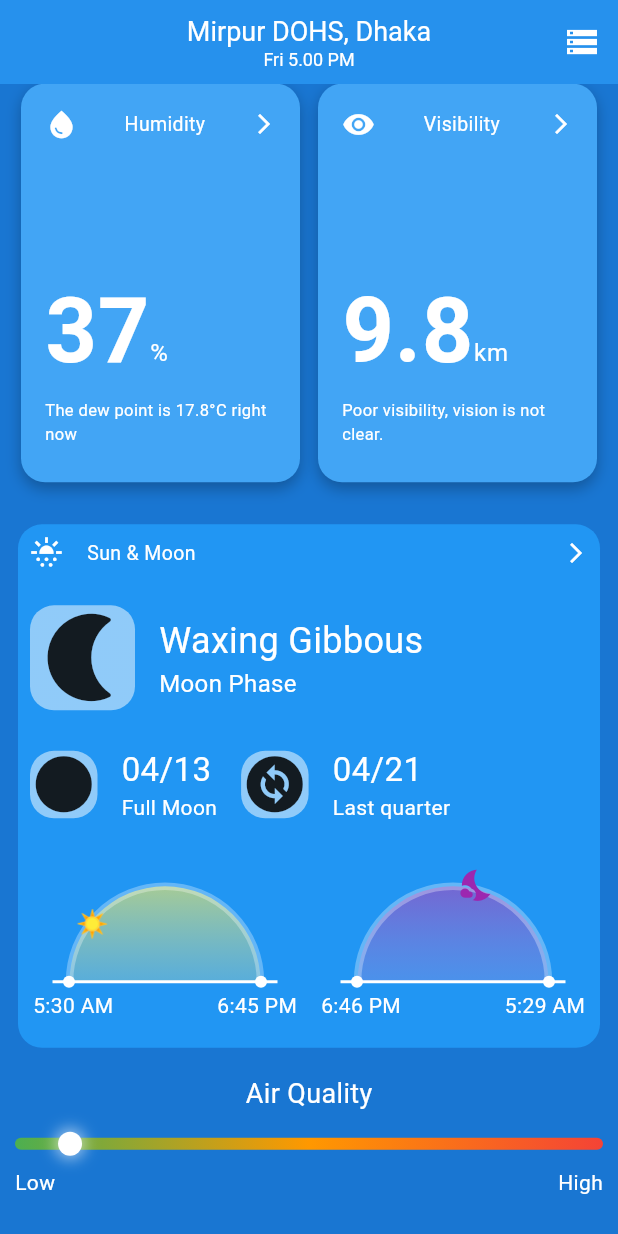
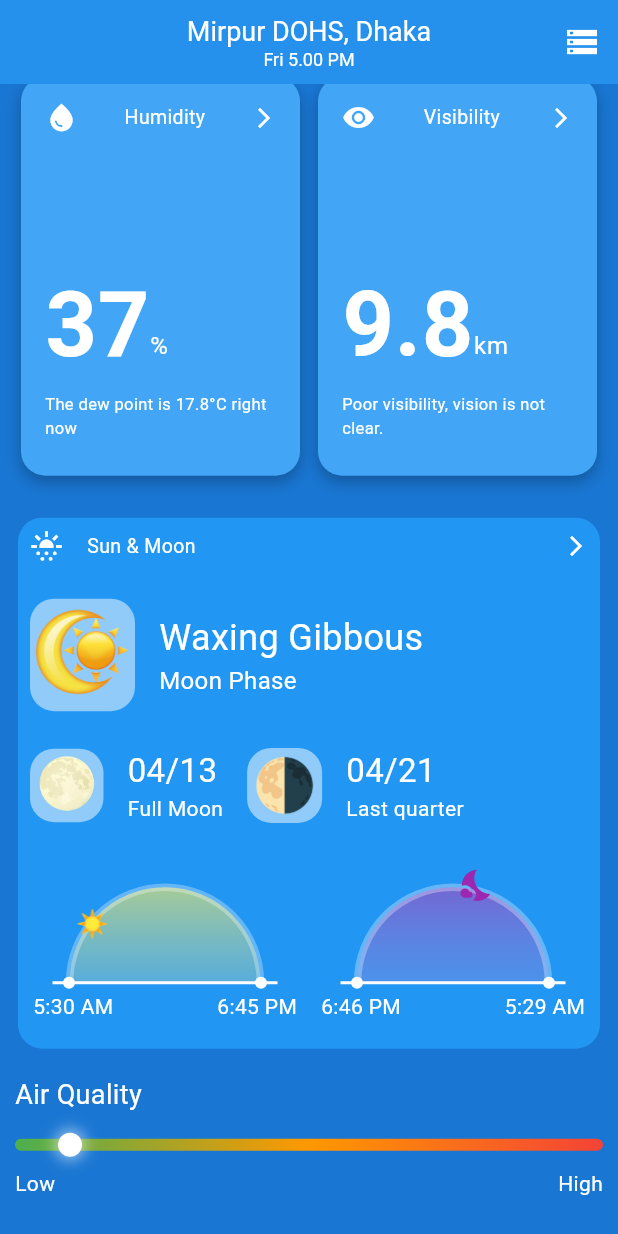
Before and after one commit to SadakatulShakil/WeatherApp-Animated-tools, a Flutter app: the screen it shows after launch, scrolled down 1728 dp, on a phone screen of 412 x 824 dp. Run offline on Flutter 3.47's test engine with Material 3 defaults, Android fonts, the phone set to English and light mode, and no system bars; our stand-ins replace fl_chart, flutter_svg, syncfusion_flutter_gauges, visibility_detector, weather_icons.

Commit message:
Sun Moon Icon set up and air quality animation update

```diff
--- a/lib/view/screens/home_page.dart
+++ b/lib/view/screens/home_page.dart
@@ -42,7 +42,7 @@ class _WeatherHomePageState extends State<WeatherHomePage> {
   @override
   Widget build(BuildContext context) {
     final now = TimeOfDay.now();
-    final isNight = now.hour < 6 || now.hour > 16;
+    final isNight = now.hour < 6 || now.hour > 18;
     print('checkDayNight: ${now.hour}');
     return Scaffold(
       backgroundColor: Colors.blue.shade700,
--- a/lib/view/widgets/air_quality_animation.dart
+++ b/lib/view/widgets/air_quality_animation.dart
@@ -48,9 +48,9 @@ class _AirQualityWidgetState extends State<AirQualityWidget> with SingleTickerPr
     final width = MediaQuery.of(context).size.width;
 
     return Column(
-      crossAxisAlignment: CrossAxisAlignment.center,
+      crossAxisAlignment: CrossAxisAlignment.start,
       children: [
-        const Text('Air Quality', style: TextStyle(color: Colors.white, fontSize: 18)),
+        Text('Air Quality', style: TextStyle(color: Colors.white, fontSize: 18)),
         const SizedBox(height: 10),
         VisibilityDetector(
           key: const Key("air_quality"),
--- a/lib/view/widgets/sun_and_moon_widget.dart
+++ b/lib/view/widgets/sun_and_moon_widget.dart
@@ -64,7 +64,7 @@ class SunAndMoonWidget extends StatelessWidget {
                       end: Alignment.bottomCenter,
                     ),
                   ),
-                  child: Icon(Icons.nightlight_rounded, size: 70,),
+                  child: Image.asset('assets/sun_moon.png', width: 70, height: 75,),
                 ),
               ),
               Padding(
@@ -95,7 +95,10 @@ class SunAndMoonWidget extends StatelessWidget {
                           end: Alignment.bottomCenter,
                         ),
                       ),
-                      child: Icon(Icons.circle, size: 45,),
+                      child: Padding(
+                        padding: const EdgeInsets.all(2.0),
+                        child: Image.asset('assets/full_moon.png', width: 45, height: 45,),
+                      )
                     ),
                   ),
                   Padding(
@@ -123,7 +126,10 @@ class SunAndMoonWidget extends StatelessWidget {
                           end: Alignment.bottomCenter,
                         ),
                       ),
-                      child: Icon(Icons.change_circle_sharp, size: 45,),
+                      child: Padding(
+                        padding: const EdgeInsets.all(5.0),
+                        child: Image.asset('assets/last_quarter.png', width: 40, height: 40,),
+                      )
                     ),
                   ),
                   Padding(
--- a/pubspec.yaml
+++ b/pubspec.yaml
@@ -65,6 +65,7 @@ flutter:
   # the material Icons class.
   uses-material-design: true
   assets:
+    - assets/
     - assets/day.jpg
     - assets/night.jpg
 
```
Also changed, not shown: assets/full_moon.png (added), assets/last_quarter.png (added), assets/sun_moon.png (added).
